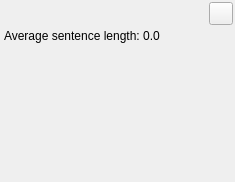
The window that ui/readability_widget.ui (zkovari/plotlyst) describes before a commit, drawn with Qt 5.
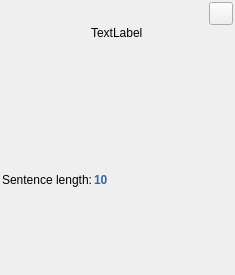
The same window after the commit.

Patch:
```diff
--- a/ui/readability_widget.ui
+++ b/ui/readability_widget.ui
@@ -7,7 +7,7 @@
     <x>0</x>
     <y>0</y>
     <width>235</width>
-    <height>182</height>
+    <height>275</height>
    </rect>
   </property>
   <property name="windowTitle">
@@ -15,7 +15,7 @@
   </property>
   <layout class="QVBoxLayout" name="verticalLayout">
    <property name="spacing">
-    <number>3</number>
+    <number>1</number>
    </property>
    <property name="leftMargin">
     <number>2</number>
@@ -36,27 +36,20 @@
      </property>
     </widget>
    </item>
-   <item>
-    <widget class="QDoubleSpinBox" name="boxAvgSentenceLength">
-     <property name="styleSheet">
-      <string notr="true">border: 0px;
-background-color: rgba(0,0,0,0)</string>
+   <item alignment="Qt::AlignHCenter">
+    <widget class="QLabel" name="lblResult">
+     <property name="sizePolicy">
+      <sizepolicy hsizetype="Preferred" vsizetype="Maximum">
+       <horstretch>0</horstretch>
+       <verstretch>0</verstretch>
+      </sizepolicy>
      </property>
-     <property name="readOnly">
+     <property name="text">
+      <string>TextLabel</string>
+     </property>
+     <property name="wordWrap">
       <bool>true</bool>
      </property>
-     <property name="buttonSymbols">
-      <enum>QAbstractSpinBox::NoButtons</enum>
-     </property>
-     <property name="prefix">
-      <string>Average sentence length: </string>
-     </property>
-     <property name="decimals">
-      <number>1</number>
-     </property>
-     <property name="maximum">
-      <double>10000.000000000000000</double>
-     </property>
     </widget>
    </item>
    <item alignment="Qt::AlignHCenter">
@@ -75,6 +68,33 @@
      </property>
     </widget>
    </item>
+   <item>
+    <layout class="QFormLayout" name="formLayout">
+     <item row="0" column="0">
+      <widget class="QLabel" name="label">
+       <property name="text">
+        <string>Sentence length:</string>
+       </property>
+      </widget>
+     </item>
+     <item row="0" column="1">
+      <widget class="QLabel" name="lblAvgSentenceLength">
+       <property name="font">
+        <font>
+         <weight>75</weight>
+         <bold>true</bold>
+        </font>
+       </property>
+       <property name="styleSheet">
+        <string notr="true">color: rgb(52, 101, 164);</string>
+       </property>
+       <property name="text">
+        <string>10</string>
+       </property>
+      </widget>
+     </item>
+    </layout>
+   </item>
   </layout>
  </widget>
  <resources/>
```
